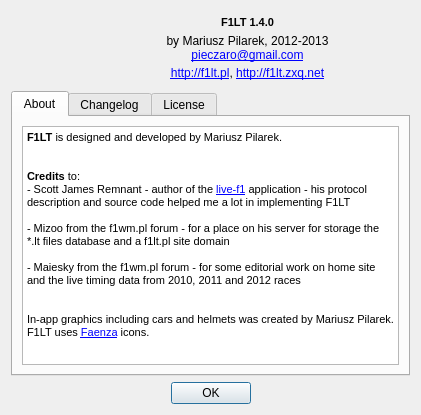
First picture: the form in ui/aboutdialog.ui, repository gronberg/f1lt, before the edit.
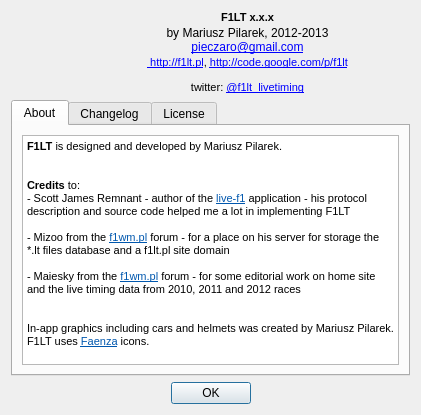
Second picture: the form after the edit. Icons and pictures are not drawn.

```diff
--- a/ui/aboutdialog.ui
+++ b/ui/aboutdialog.ui
@@ -20,6 +20,12 @@
   <layout class="QVBoxLayout" name="verticalLayout">
    <item>
     <layout class="QGridLayout" name="gridLayout" columnstretch="0,1" columnminimumwidth="0,1">
+     <property name="horizontalSpacing">
+      <number>0</number>
+     </property>
+     <property name="verticalSpacing">
+      <number>2</number>
+     </property>
      <property name="leftMargin">
       <number>0</number>
      </property>
@@ -29,9 +35,6 @@
      <property name="bottomMargin">
       <number>0</number>
      </property>
-     <property name="spacing">
-      <number>0</number>
-     </property>
      <item row="0" column="1">
       <widget class="QLabel" name="versionLabel">
        <property name="font">
@@ -42,7 +45,7 @@
         </font>
        </property>
        <property name="text">
-        <string>F1LT 1.4.0</string>
+        <string>F1LT x.x.x</string>
        </property>
        <property name="alignment">
         <set>Qt::AlignCenter</set>
@@ -62,7 +65,15 @@
      <item row="2" column="1">
       <widget class="QLabel" name="label_4">
        <property name="text">
-        <string>&lt;html&gt;&lt;head/&gt;&lt;body&gt;&lt;p&gt;&lt;a href=&quot;http://f1lt.pl&quot;&gt;&lt;span style=&quot; text-decoration: underline; color:#0000ff;&quot;&gt;http://f1lt.pl&lt;/span&gt;&lt;/a&gt;, &lt;a href=&quot;http://f1lt.zxq.net&quot;&gt;&lt;span style=&quot; text-decoration: underline; color:#0000ff;&quot;&gt;http://f1lt.zxq.net&lt;/span&gt;&lt;/a&gt;&lt;/p&gt;&lt;/body&gt;&lt;/html&gt;</string>
+        <string>&lt;!DOCTYPE HTML PUBLIC &quot;-//W3C//DTD HTML 4.0//EN&quot; &quot;http://www.w3.org/TR/REC-html40/strict.dtd&quot;&gt;
+&lt;html&gt;&lt;head&gt;&lt;meta name=&quot;qrichtext&quot; content=&quot;1&quot; /&gt;&lt;style type=&quot;text/css&quot;&gt;
+p, li { white-space: pre-wrap; }
+&lt;/style&gt;&lt;/head&gt;&lt;body style=&quot; font-family:'Tahoma'; font-size:8pt; font-weight:400; font-style:normal;&quot;&gt;
+&lt;p style=&quot; margin-top:12px; margin-bottom:12px; margin-left:0px; margin-right:0px; -qt-block-indent:0; text-indent:0px;&quot;&gt;&lt;a href=&quot;http://f1lt.pl&quot;&gt; &lt;span style=&quot; text-decoration: underline; color:#0000ff;&quot;&gt;http://f1lt.pl&lt;/span&gt;&lt;/a&gt;, 
+&lt;a href=&quot;http://code.google.com/p/f1lt&quot;&gt;&lt;span style=&quot; text-decoration: underline; color:#0000ff;&quot;&gt;http://code.google.com/p/f1lt&lt;/span&gt;&lt;/a&gt;
+
+&lt;/p&gt;
+&lt;p style=&quot; margin-top:12px; margin-bottom:12px; margin-left:0px; margin-right:0px; -qt-block-indent:0; text-indent:0px;&quot;&gt;twitter: &lt;a href=&quot;https://twitter.com/f1lt_livetiming&quot;&gt;&lt;span style=&quot; text-decoration: underline; color:#0000ff;&quot;&gt;@f1lt_livetiming&lt;/span&gt;&lt;/a&gt;&lt;/p&gt;&lt;/body&gt;&lt;/html&gt;</string>
        </property>
        <property name="alignment">
         <set>Qt::AlignCenter</set>
@@ -132,17 +143,16 @@
 p, li { white-space: pre-wrap; }
 &lt;/style&gt;&lt;/head&gt;&lt;body style=&quot; font-family:'Tahoma'; font-size:8pt; font-weight:400; font-style:normal;&quot;&gt;
 &lt;p style=&quot; margin-top:0px; margin-bottom:0px; margin-left:0px; margin-right:0px; -qt-block-indent:0; text-indent:0px;&quot;&gt;&lt;span style=&quot; font-weight:600;&quot;&gt;F1LT &lt;/span&gt;is designed and developed by Mariusz Pilarek.&lt;/p&gt;
-&lt;p style=&quot;-qt-paragraph-type:empty; margin-top:0px; margin-bottom:0px; margin-left:0px; margin-right:0px; -qt-block-indent:0; text-indent:0px;&quot;&gt;&lt;br /&gt;&lt;/p&gt;
-&lt;p style=&quot;-qt-paragraph-type:empty; margin-top:0px; margin-bottom:0px; margin-left:0px; margin-right:0px; -qt-block-indent:0; text-indent:0px;&quot;&gt;&lt;br /&gt;&lt;/p&gt;
+&lt;p style=&quot;-qt-paragraph-type:empty; margin-top:0px; margin-bottom:0px; margin-left:0px; margin-right:0px; -qt-block-indent:0; text-indent:0px;&quot;&gt;&lt;/p&gt;
+&lt;p style=&quot;-qt-paragraph-type:empty; margin-top:0px; margin-bottom:0px; margin-left:0px; margin-right:0px; -qt-block-indent:0; text-indent:0px;&quot;&gt;&lt;/p&gt;
 &lt;p style=&quot; margin-top:0px; margin-bottom:0px; margin-left:0px; margin-right:0px; -qt-block-indent:0; text-indent:0px;&quot;&gt;&lt;span style=&quot; font-weight:600;&quot;&gt;Credits&lt;/span&gt; to:&lt;/p&gt;
-&lt;p style=&quot; margin-top:0px; margin-bottom:0px; margin-left:0px; margin-right:0px; -qt-block-indent:0; text-indent:0px;&quot;&gt;- Scott James Remnant - author of the &lt;a href=&quot;https://launchpad.net/live-f1/&quot;&gt;&lt;span style=&quot; text-decoration: underline; color:#0000ff;&quot;&gt;live-f1&lt;/span&gt;&lt;/a&gt; application - his protocol description and source code helped me a lot in implementing F1LT&lt;/p&gt;
-&lt;p style=&quot;-qt-paragraph-type:empty; margin-top:0px; margin-bottom:0px; margin-left:0px; margin-right:0px; -qt-block-indent:0; text-indent:0px;&quot;&gt;&lt;br /&gt;&lt;/p&gt;
-&lt;p style=&quot; margin-top:0px; margin-bottom:0px; margin-left:0px; margin-right:0px; -qt-block-indent:0; text-indent:0px;&quot;&gt;- Mizoo from the f1wm.pl forum - for a place on his server for storage the *.lt files database and a f1lt.pl site domain&lt;/p&gt;
-&lt;p style=&quot;-qt-paragraph-type:empty; margin-top:0px; margin-bottom:0px; margin-left:0px; margin-right:0px; -qt-block-indent:0; text-indent:0px;&quot;&gt;&lt;br /&gt;&lt;/p&gt;
-&lt;p style=&quot; margin-top:0px; margin-bottom:0px; margin-left:0px; margin-right:0px; -qt-block-indent:0; text-indent:0px;&quot;&gt;- Maiesky from the f1wm.pl forum - for some editorial work on home site and the live timing data from 2010, 2011 and 2012 races&lt;/p&gt;
-&lt;p style=&quot;-qt-paragraph-type:empty; margin-top:0px; margin-bottom:0px; margin-left:0px; margin-right:0px; -qt-block-indent:0; text-indent:0px; color:#000000;&quot;&gt;&lt;br /&gt;&lt;/p&gt;
-&lt;p style=&quot;-qt-paragraph-type:empty; margin-top:0px; margin-bottom:0px; margin-left:0px; margin-right:0px; -qt-block-indent:0; text-indent:0px;&quot;&gt;&lt;br /&gt;&lt;/p&gt;
-&lt;p style=&quot; margin-top:0px; margin-bottom:0px; margin-left:0px; margin-right:0px; -qt-block-indent:0; text-indent:0px;&quot;&gt;In-app graphics including cars and helmets was created by Mariusz Pilarek. F1LT uses &lt;a href=&quot;http://tiheum.deviantart.com/art/Faenza-Icons-173323228&quot;&gt;&lt;span style=&quot; text-decoration: underline; color:#0000ff;&quot;&gt;Faenza&lt;/span&gt;&lt;/a&gt; icons.&lt;/p&gt;&lt;/body&gt;&lt;/html&gt;</string>
+&lt;p style=&quot; margin-top:0px; margin-bottom:0px; margin-left:0px; margin-right:0px; -qt-block-indent:0; text-indent:0px;&quot;&gt;- Scott James Remnant - author of the &lt;a href=&quot;https://launchpad.net/live-f1/&quot;&gt;&lt;span style=&quot; text-decoration: underline; color:#0057ae;&quot;&gt;live-f1&lt;/span&gt;&lt;/a&gt; application - his protocol description and source code helped me a lot in implementing F1LT&lt;/p&gt;
+&lt;p style=&quot;-qt-paragraph-type:empty; margin-top:0px; margin-bottom:0px; margin-left:0px; margin-right:0px; -qt-block-indent:0; text-indent:0px;&quot;&gt;&lt;/p&gt;
+&lt;p style=&quot; margin-top:0px; margin-bottom:0px; margin-left:0px; margin-right:0px; -qt-block-indent:0; text-indent:0px;&quot;&gt;- Mizoo from the &lt;a href=&quot;http://f1wm.pl&quot;&gt;&lt;span style=&quot; text-decoration: underline; color:#0057ae;&quot;&gt;f1wm.pl&lt;/span&gt;&lt;/a&gt; forum - for a place on his server for storage the *.lt files database and a f1lt.pl site domain&lt;/p&gt;
+&lt;p style=&quot;-qt-paragraph-type:empty; margin-top:0px; margin-bottom:0px; margin-left:0px; margin-right:0px; -qt-block-indent:0; text-indent:0px;&quot;&gt;&lt;/p&gt;
+&lt;p style=&quot; margin-top:0px; margin-bottom:0px; margin-left:0px; margin-right:0px; -qt-block-indent:0; text-indent:0px;&quot;&gt;- Maiesky from the &lt;a href=&quot;http://f1wm.pl&quot;&gt;&lt;span style=&quot; text-decoration: underline; color:#0057ae;&quot;&gt;f1wm.pl&lt;/span&gt;&lt;/a&gt; forum - for some editorial work on home site and the live timing data from 2010, 2011 and 2012 races&lt;/p&gt;
+&lt;p style=&quot;-qt-paragraph-type:empty; margin-top:0px; margin-bottom:0px; margin-left:0px; margin-right:0px; -qt-block-indent:0; text-indent:0px; color:#000000;&quot;&gt;&lt;/p&gt;
+&lt;p style=&quot; margin-top:0px; margin-bottom:0px; margin-left:0px; margin-right:0px; -qt-block-indent:0; text-indent:0px;&quot;&gt;&lt;span style=&quot; color:#000000;&quot;&gt;&lt;br /&gt;&lt;/span&gt;In-app graphics including cars and helmets was created by Mariusz Pilarek. F1LT uses &lt;a href=&quot;http://tiheum.deviantart.com/art/Faenza-Icons-173323228&quot;&gt;&lt;span style=&quot; text-decoration: underline; color:#0057ae;&quot;&gt;Faenza&lt;/span&gt;&lt;/a&gt; icons.&lt;/p&gt;&lt;/body&gt;&lt;/html&gt;</string>
          </property>
          <property name="textInteractionFlags">
           <set>Qt::LinksAccessibleByMouse|Qt::TextSelectableByKeyboard|Qt::TextSelectableByMouse</set>
```
Left out of the diff: 7 changed lines with no effect on the pictures.
